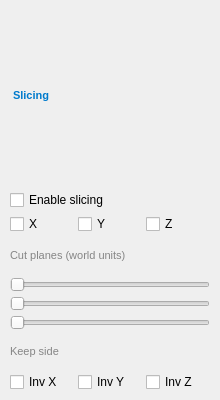
Before: the Qt Designer form src/ui/slicing_page.ui in thermeng/SciRender, drawn with Qt 5.
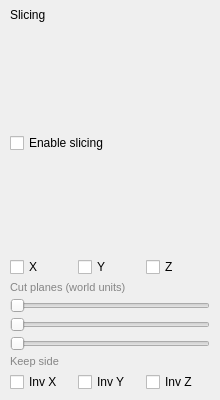
After: the same form once the commit is applied.

Commit message: Minor .ui formatting consistency

The edit to the form file:
```diff
--- a/src/ui/slicing_page.ui
+++ b/src/ui/slicing_page.ui
@@ -12,7 +12,7 @@
   </property>
   <layout class="QVBoxLayout" name="verticalLayout">
    <property name="spacing">
-    <number>4</number>
+    <number>7</number>
    </property>
    <property name="leftMargin">
     <number>10</number>
@@ -26,17 +26,20 @@
    <property name="bottomMargin">
     <number>8</number>
    </property>
-   <item>
+   <item alignment="Qt::AlignmentFlag::AlignTop">
     <widget class="QLabel" name="slicingHeader">
+     <property name="enabled">
+      <bool>true</bool>
+     </property>
      <property name="text">
       <string>Slicing</string>
      </property>
-     <property name="styleSheet">
-      <string notr="true">font-size: 11px; font-weight: bold; color: #007acc; padding: 4px 0 6px 0; border-bottom: 1px solid #3c3c3c;</string>
+     <property name="alignment">
+      <set>Qt::AlignmentFlag::AlignLeading|Qt::AlignmentFlag::AlignLeft|Qt::AlignmentFlag::AlignTop</set>
      </property>
     </widget>
    </item>
-   <item>
+   <item alignment="Qt::AlignmentFlag::AlignTop">
     <widget class="QCheckBox" name="enableCb">
      <property name="text">
       <string>Enable slicing</string>
@@ -110,6 +113,12 @@
         <property name="value">
          <number>0</number>
         </property>
+        <property name="orientation">
+         <enum>Qt::Orientation::Horizontal</enum>
+        </property>
+        <property name="invertedAppearance">
+         <bool>false</bool>
+        </property>
        </widget>
       </item>
       <item>
```
Left out of the diff: 29 changed lines with no effect on the pictures. The commit also changes 2 other files.
